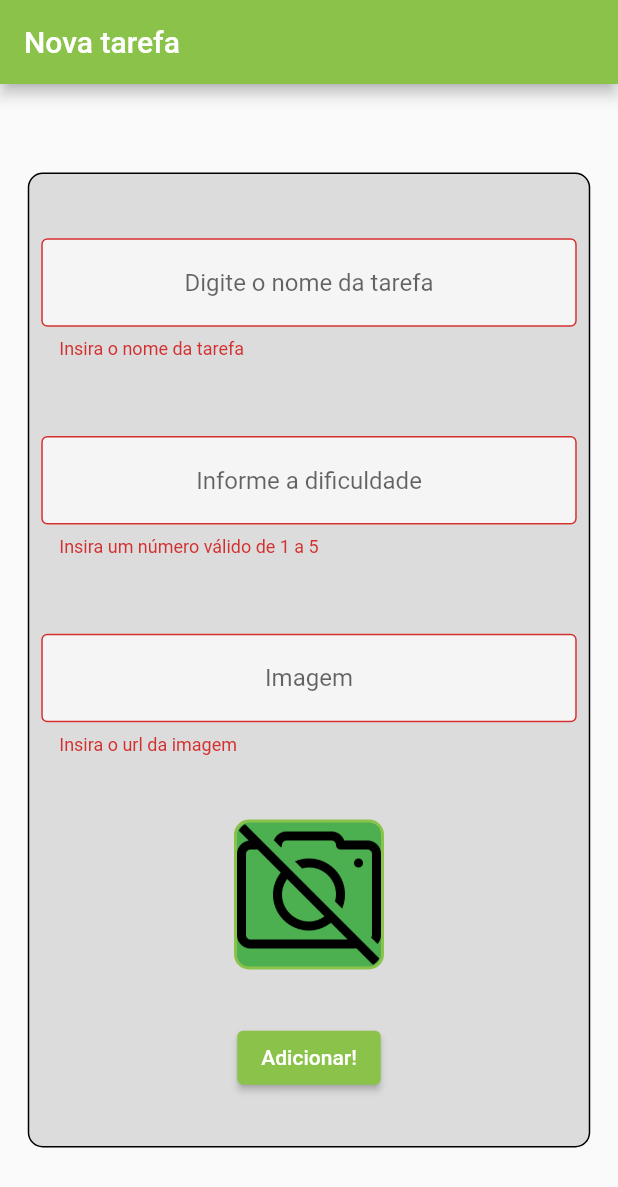
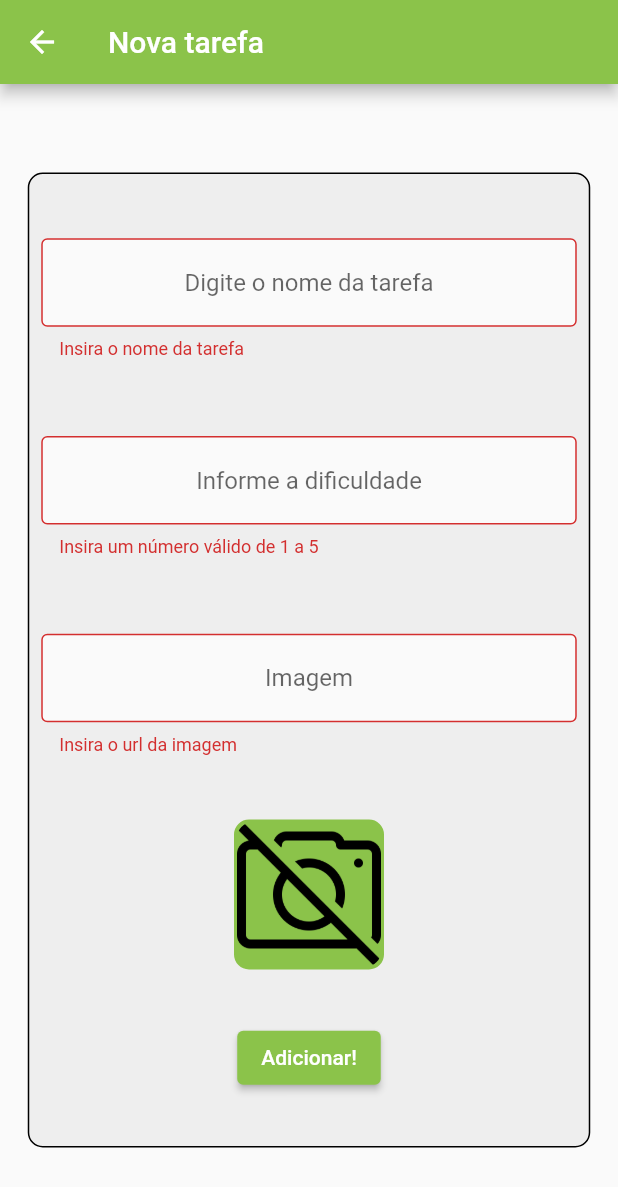
Before and after one commit to Venicode/AplicativoFlutter, a Flutter app: the FormScreen screen opened directly, after a tap on "Adicionar!", on a phone screen of 412 x 824 dp. Shown: the top 1187 px of the screen. Run offline on Flutter 3.47's test engine with Material 2 defaults, Android fonts, the phone set to English and light mode, and no system bars; network calls fail.

```diff
--- a/lib/main.dart
+++ b/lib/main.dart
@@ -14,7 +14,7 @@ class MyApp extends StatelessWidget {
     return MaterialApp(
       title: 'Flutter Demo',
       theme: ThemeData(primarySwatch: Colors.lightGreen),
-      home: const FormScreen(),
+      home: const InitialScreen(),
     );
   }
 }
--- a/lib/screens/form_screen.dart
+++ b/lib/screens/form_screen.dart
@@ -19,6 +19,7 @@ class _FormScreenState extends State<FormScreen> {
       key: _formkey,
       child: Scaffold(
           appBar: AppBar(
+            foregroundColor: Colors.white,
             title: const Text(
               'Nova tarefa',
               style: TextStyle(color: Colors.white),
@@ -30,7 +31,7 @@ class _FormScreenState extends State<FormScreen> {
                   height: 650,
                   width: 375,
                   decoration: BoxDecoration(
-                      color: Colors.black12,
+                      color: Colors.grey[200],
                       borderRadius: BorderRadius.circular(10),
                       border: Border.all(width: 1)),
                   child: Column(
@@ -102,7 +103,7 @@ class _FormScreenState extends State<FormScreen> {
                         height: 100,
                         width: 100,
                         decoration: BoxDecoration(
-                            color: Colors.green,
+                            color: Colors.lightGreen,
                             borderRadius: BorderRadius.circular(10),
                             border:
                                 Border.all(width: 2, color: Colors.lightGreen)),
@@ -124,9 +125,12 @@ class _FormScreenState extends State<FormScreen> {
                               print(nameController.text);
                               print(difficultyController.text);
                               print(imageController.text);
-                              ScaffoldMessenger.of(context).showSnackBar(
-                                  const SnackBar(
-                                      content: Text('Salvando nova tarefa'), backgroundColor: Colors.lightGreen,));
+                              ScaffoldMessenger.of(context)
+                                  .showSnackBar(const SnackBar(
+                                content: Text('Salvando nova tarefa'),
+                                backgroundColor: Colors.lightGreen,
+                              ));
+                              Navigator.pop(context);
                             }
                           },
                           child: const Text(
```
Also changed, not shown: lib/screens/initial_screen.dart (+25 -40 lines).
